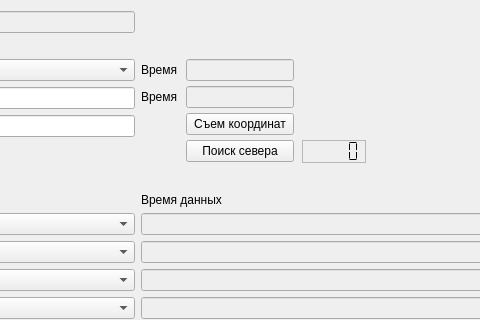
Above: battleOrderChangesBM.ui from rymarchik/InitState before the change; both pictures show x 226 to 706 and y 0 to 320 of the 866 by 580 pixel window. Below: the same form after it.
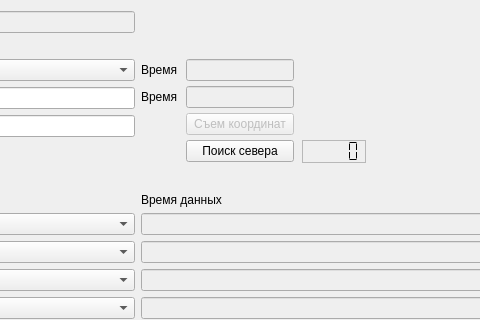
That is the form after the change.

The edit to the form file:
```diff
--- a/battleOrderChangesBM.ui
+++ b/battleOrderChangesBM.ui
@@ -488,6 +488,9 @@
      </item>
      <item row="2" column="1">
       <widget class="QPushButton" name="buttonPickCoordinates">
+       <property name="enabled">
+        <bool>false</bool>
+       </property>
        <property name="text">
         <string>Съем координат</string>
        </property>
```
Left out of the diff: 1 changed line with no effect on the pictures.
